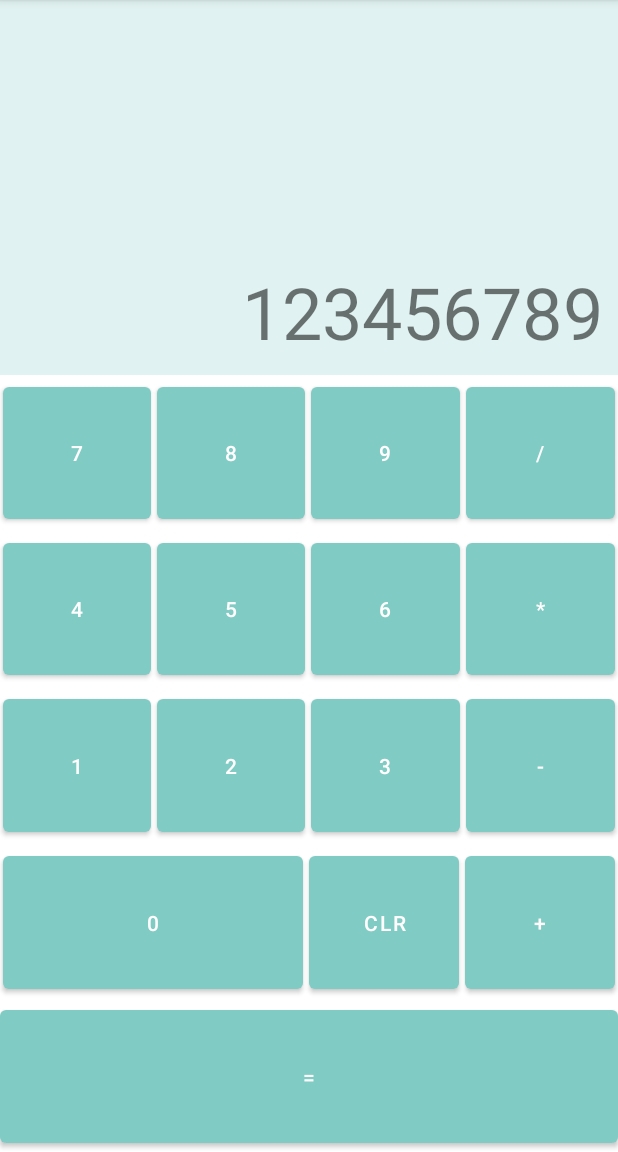
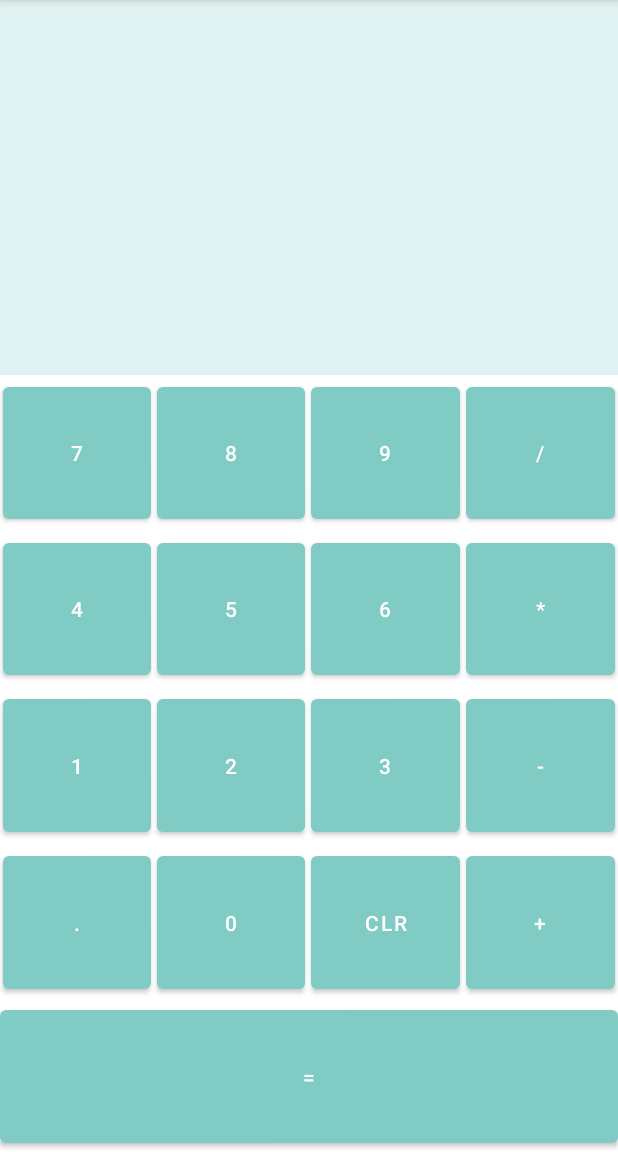
Before and after one commit to ts3083/MyCalculator, an Android app: the screen it shows after launch (MainActivity), after a tap on "CLR", on a phone screen of 412 x 824 dp, the part 84-1236 px from its top. Run offline under Robolectric (Android 15) with nearby library versions, the phone set to English and light mode, and no system bars.

Commit message:
숫자의 입력과 .(dot)이 입력 구현 완료

```diff
--- a/app/src/main/java/com/example/mycalculator/MainActivity.kt
+++ b/app/src/main/java/com/example/mycalculator/MainActivity.kt
@@ -4,15 +4,34 @@ import androidx.appcompat.app.AppCompatActivity
 import android.os.Bundle
 import android.view.View
 import android.widget.Button
+import android.widget.TextView
 import android.widget.Toast
 
 class MainActivity : AppCompatActivity() {
+    private var tvInput : TextView? = null
+    var textNum : Boolean = false // 첨에는 숫자가 없음
+    var lastDot : Boolean = false // 첨에는 dot도 없음
+
     override fun onCreate(savedInstanceState: Bundle?) {
         super.onCreate(savedInstanceState)
         setContentView(R.layout.activity_main)
+
+        tvInput = findViewById(R.id.tvinput)
     }
 
-    fun onDigit(view : View) {
-        Toast.makeText(this, "btn clicked", Toast.LENGTH_LONG).show()
+    fun onDigit(view : View) { // view는 실제 버튼을 의미
+        tvInput?.append((view as Button).text)
+        textNum = true // 숫자가 입력되면 textNum은 ture로 변환
+    }
+
+    fun onClick(view: View) {
+        tvInput?.text = ""
+    }
+
+    fun onDecimalPoint(view : View) {
+        if (textNum == true && lastDot == false) {
+            tvInput?.append(".")
+            lastDot = true // dot이 존재하는지 저장하는 변수
+        }
     }
 }
--- a/app/src/main/res/layout/activity_main.xml
+++ b/app/src/main/res/layout/activity_main.xml
@@ -9,12 +9,12 @@
     tools:context=".MainActivity">
 
     <TextView
+        android:id="@+id/tvinput"
         android:layout_width="match_parent"
         android:layout_height="250dp"
         android:background="@color/MainColor"
         android:padding="10dp"
         android:textSize="48sp"
-        android:text="@string/calc_text"
         android:gravity="end|bottom"
         />
 
@@ -33,7 +33,7 @@
             android:text="@string/_7"
             android:onClick="onDigit"
             android:layout_margin="2dp"
-            tools:ignore="UsingOnClickInXml" />
+            tools:ignore="NestedWeights,UsingOnClickInXml" />
         <Button
             android:id="@+id/btneight"
             android:layout_width="0dp"
@@ -56,10 +56,9 @@
             android:id="@+id/btndivide"
             android:layout_width="0dp"
             android:layout_height="match_parent"
+            android:layout_margin="2dp"
             android:layout_weight="1"
             android:text="@string/divv"
-            android:onClick="onDigit"
-            android:layout_margin="2dp"
             tools:ignore="UsingOnClickInXml" />
     </LinearLayout>
 
@@ -77,7 +76,7 @@
             android:text="@string/_4"
             android:onClick="onDigit"
             android:layout_margin="2dp"
-            tools:ignore="UsingOnClickInXml" />
+            tools:ignore="NestedWeights,UsingOnClickInXml" />
         <Button
             android:id="@+id/btnfive"
             android:layout_width="0dp"
@@ -102,7 +101,6 @@
             android:layout_height="match_parent"
             android:layout_weight="1"
             android:text="@string/multi"
-            android:onClick="onDigit"
             android:layout_margin="2dp"
             tools:ignore="UsingOnClickInXml" />
     </LinearLayout>
@@ -121,7 +119,7 @@
             android:text="@string/_1"
             android:onClick="onDigit"
             android:layout_margin="2dp"
-            tools:ignore="UsingOnClickInXml" />
+            tools:ignore="NestedWeights,UsingOnClickInXml" />
         <Button
             android:id="@+id/btntwo"
             android:layout_width="0dp"
@@ -146,7 +144,6 @@
             android:layout_height="match_parent"
             android:layout_weight="1"
             android:text="@string/sub"
-            android:onClick="onDigit"
             android:layout_margin="2dp"
             tools:ignore="UsingOnClickInXml" />
     </LinearLayout>
@@ -157,32 +154,42 @@
         android:orientation="horizontal"
         android:layout_weight="1"
         >
+        <Button
+            android:id="@+id/btndot"
+            android:layout_width="0dp"
+            android:layout_height="match_parent"
+            android:layout_weight="1"
+            android:text="@string/dotstr"
+            android:onClick="onDecimalPoint"
+            android:layout_margin="2dp"
+            tools:ignore="NestedWeights,UsingOnClickInXml" />
 
         <Button
             android:id="@+id/btnzero"
             android:layout_width="0dp"
             android:layout_height="match_parent"
-            android:layout_weight="2"
+            android:layout_weight="1"
             android:text="@string/_0"
             android:onClick="onDigit"
             android:layout_margin="2dp"
-            tools:ignore="UsingOnClickInXml" />
+            tools:ignore="NestedWeights,UsingOnClickInXml" />
+
         <Button
             android:id="@+id/btnCLR"
             android:layout_width="0dp"
             android:layout_height="match_parent"
+            android:layout_margin="2dp"
             android:layout_weight="1"
             android:text="@string/clr"
-            android:onClick="onDigit"
-            android:layout_margin="2dp"
+            android:onClick="onClick"
             tools:ignore="UsingOnClickInXml" />
+
         <Button
             android:id="@+id/btnplus"
             android:layout_width="0dp"
             android:layout_height="match_parent"
             android:layout_weight="1"
             android:text="@string/plus"
-            android:onClick="onDigit"
             android:layout_margin="2dp"
             tools:ignore="UsingOnClickInXml" />
     </LinearLayout>
@@ -191,7 +198,6 @@
         android:layout_width="match_parent"
         android:layout_height="wrap_content"
         android:id="@+id/btnequal"
-        android:onClick="onDigit"
         tools:ignore="UsingOnClickInXml"
         android:text="@string/equl"
         android:layout_weight="1"/>
--- a/app/src/main/res/values/strings.xml
+++ b/app/src/main/res/values/strings.xml
@@ -17,4 +17,5 @@
     <string name="clr">CLR</string>
     <string name="plus">+</string>
     <string name="equl">=</string>
+    <string name="dotstr">.</string>
 </resources>
```
